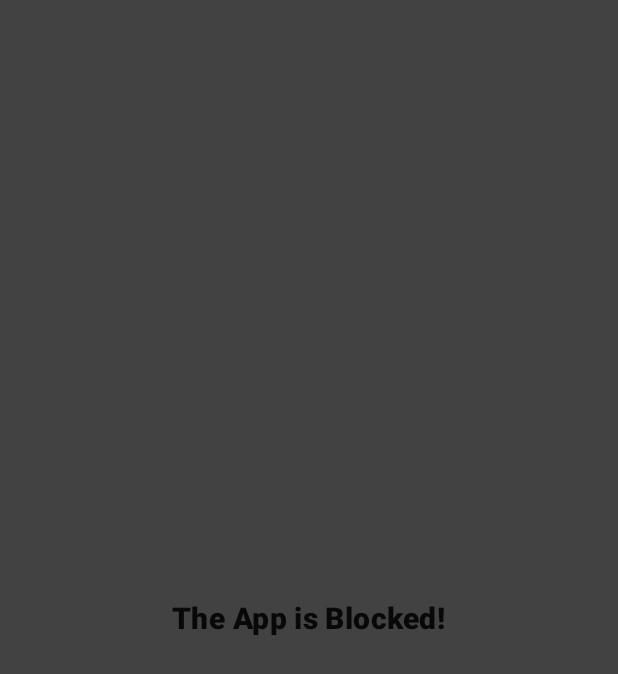
After one commit to gohil-rahul-tft/App-Block-Accessibility, an Android app: the layout floating_view.xml on its own in the app's theme, with its tools: preview values and no code run, on a phone screen of 412 x 824 dp. The commit adds this screen. Shown: the top 674 px of the screen. Run offline under Robolectric (Android 15) with nearby library versions, the phone set to English and light mode, and no system bars.

Commit message:
Added Display-Overlay to block access app.

```diff
--- a/app/src/main/AndroidManifest.xml
+++ b/app/src/main/AndroidManifest.xml
@@ -10,6 +10,8 @@
     <uses-permission
         android:name="android.permission.MANAGE_EXTERNAL_STORAGE"
         tools:ignore="ScopedStorage" />
+
+    <uses-permission android:name="android.permission.SYSTEM_ALERT_WINDOW" />
 
     <application
         android:allowBackup="true"
--- /dev/null
+++ b/app/src/main/res/layout/floating_view.xml
@@ -0,0 +1,15 @@
+<?xml version="1.0" encoding="utf-8"?>
+<RelativeLayout xmlns:android="http://schemas.android.com/apk/res/android"
+    android:layout_width="match_parent"
+    android:background="@color/cardview_dark_background"
+    android:layout_height="match_parent">
+
+    <TextView
+        android:layout_centerInParent="true"
+        android:id="@+id/textView"
+        android:layout_width="wrap_content"
+        android:layout_height="wrap_content"
+        android:text="The App is Blocked!"
+        android:textStyle="bold"
+        android:textAppearance="@style/TextAppearance.MaterialComponents.Headline6"/>
+</RelativeLayout>
```
Also changed, not shown: app/src/main/java/com/example/accessibilityservicetest/MainActivity.kt (+18 -0 lines), app/src/main/java/com/example/accessibilityservicetest/services/MyAccessibilityService.kt (+97 -3 lines).
